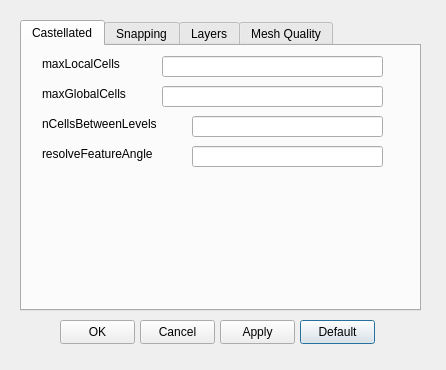
First picture: the form in Source/CaseCreator/advancedMeshSettingsDialog.ui, repository cfddose/Splash, before the edit.
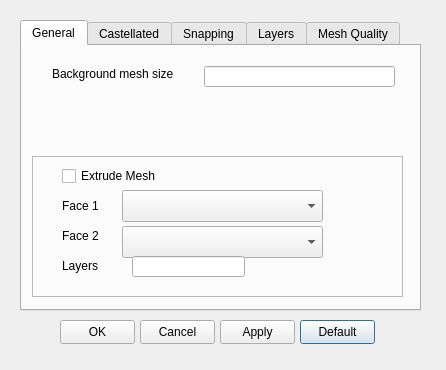
Second picture: the form after the edit.

Patch:
```diff
--- a/Source/CaseCreator/advancedMeshSettingsDialog.ui
+++ b/Source/CaseCreator/advancedMeshSettingsDialog.ui
@@ -64,6 +64,132 @@
    <property name="currentIndex">
     <number>0</number>
    </property>
+   <widget class="QWidget" name="tab_3">
+    <attribute name="title">
+     <string>General</string>
+    </attribute>
+    <widget class="QLabel" name="label_20">
+     <property name="geometry">
+      <rect>
+       <x>30</x>
+       <y>20</y>
+       <width>141</width>
+       <height>16</height>
+      </rect>
+     </property>
+     <property name="text">
+      <string>Background mesh size</string>
+     </property>
+    </widget>
+    <widget class="QLineEdit" name="lineEditMeshSize">
+     <property name="geometry">
+      <rect>
+       <x>182</x>
+       <y>20</y>
+       <width>191</width>
+       <height>21</height>
+      </rect>
+     </property>
+    </widget>
+    <widget class="QFrame" name="frame">
+     <property name="geometry">
+      <rect>
+       <x>10</x>
+       <y>110</y>
+       <width>371</width>
+       <height>141</height>
+      </rect>
+     </property>
+     <property name="frameShape">
+      <enum>QFrame::Shape::StyledPanel</enum>
+     </property>
+     <property name="frameShadow">
+      <enum>QFrame::Shadow::Raised</enum>
+     </property>
+     <widget class="QCheckBox" name="checkBox">
+      <property name="geometry">
+       <rect>
+        <x>30</x>
+        <y>10</y>
+        <width>111</width>
+        <height>20</height>
+       </rect>
+      </property>
+      <property name="text">
+       <string>Extrude Mesh</string>
+      </property>
+     </widget>
+     <widget class="QComboBox" name="comboBoxFace1">
+      <property name="geometry">
+       <rect>
+        <x>90</x>
+        <y>34</y>
+        <width>201</width>
+        <height>32</height>
+       </rect>
+      </property>
+     </widget>
+     <widget class="QLabel" name="label_21">
+      <property name="geometry">
+       <rect>
+        <x>30</x>
+        <y>40</y>
+        <width>58</width>
+        <height>20</height>
+       </rect>
+      </property>
+      <property name="text">
+       <string>Face 1</string>
+      </property>
+     </widget>
+     <widget class="QLabel" name="label_22">
+      <property name="geometry">
+       <rect>
+        <x>30</x>
+        <y>70</y>
+        <width>58</width>
+        <height>20</height>
+       </rect>
+      </property>
+      <property name="text">
+       <string>Face 2</string>
+      </property>
+     </widget>
+     <widget class="QComboBox" name="comboBoxFace2">
+      <property name="geometry">
+       <rect>
+        <x>90</x>
+        <y>70</y>
+        <width>201</width>
+        <height>32</height>
+       </rect>
+      </property>
+     </widget>
+     <widget class="QLabel" name="label_23">
+      <property name="geometry">
+       <rect>
+        <x>30</x>
+        <y>100</y>
+        <width>58</width>
+        <height>20</height>
+       </rect>
+      </property>
+      <property name="text">
+       <string>Layers</string>
+      </property>
+     </widget>
+     <widget class="QLineEdit" name="lineEditExtrudeLayers">
+      <property name="geometry">
+       <rect>
+        <x>100</x>
+        <y>100</y>
+        <width>113</width>
+        <height>21</height>
+       </rect>
+      </property>
+     </widget>
+    </widget>
+   </widget>
    <widget class="QWidget" name="castellated">
     <attribute name="title">
      <string>Castellated</string>
```
